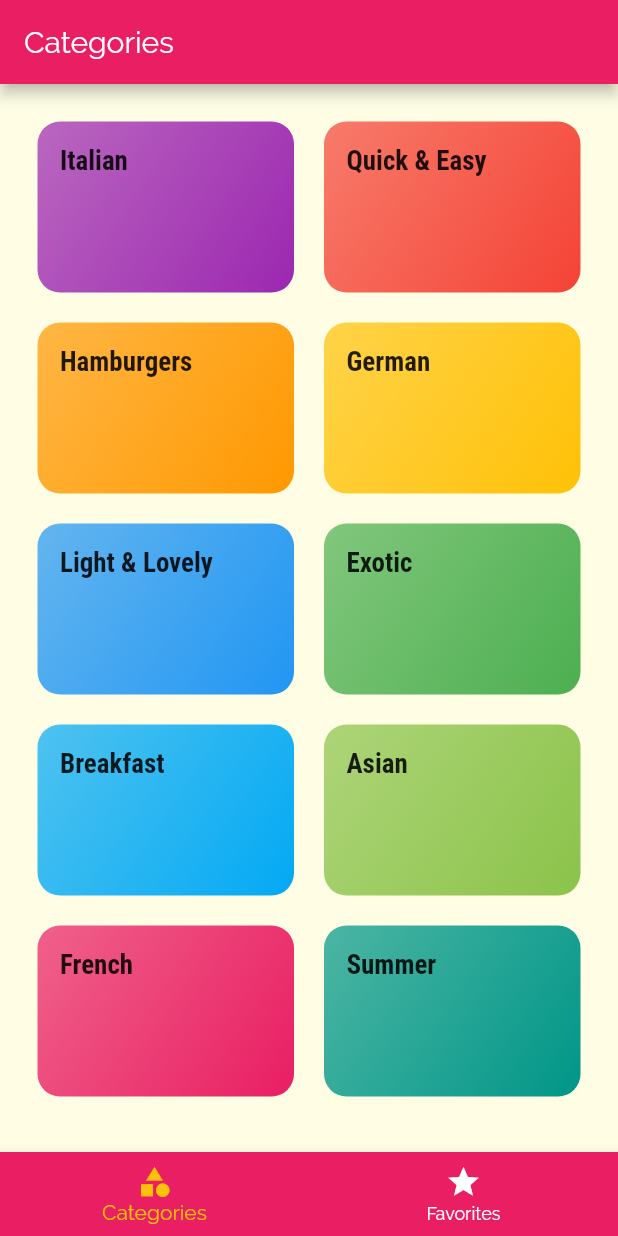
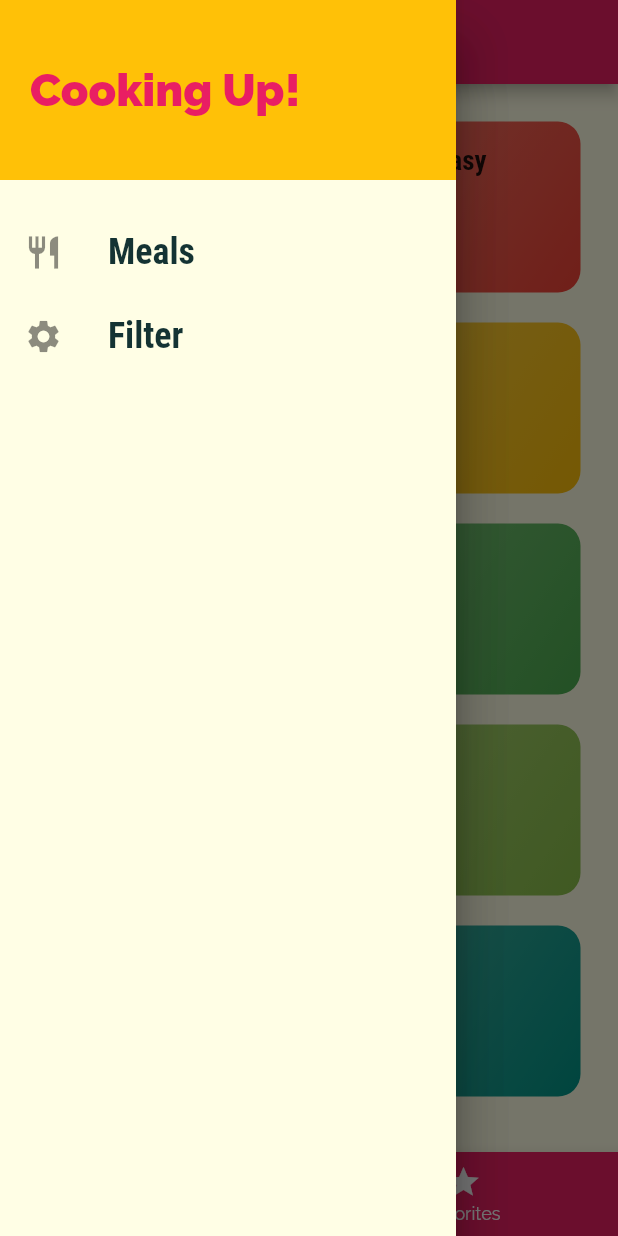
Before and after one commit to ntta/meals-app-flutter, a Flutter app: the screen it shows after launch, with the side drawer open (before the commit the screen has no drawer), on a phone screen of 412 x 824 dp. Run offline on Flutter 3.47's test engine with Material 2 defaults, Android fonts, the phone set to English and light mode, and no system bars.

Commit message:
Add simple drawer

```diff
--- a/lib/screens/tabs_screen.dart
+++ b/lib/screens/tabs_screen.dart
@@ -1,6 +1,7 @@
 import 'package:flutter/material.dart';
 import './categories_screen.dart';
 import './favorites_screen.dart';
+import '../widgets/main_drawer.dart';
 
 class TabsScreen extends StatefulWidget {
   @override
@@ -33,6 +34,9 @@ class _TabsScreenState extends State<TabsScreen> {
       appBar: AppBar(
         title: Text(_pages[_selectedPageIndex]['title']),
       ),
+      drawer: Drawer(
+        child: MainDrawer(),
+      ),
       body: _pages[_selectedPageIndex]['page'],
       bottomNavigationBar: BottomNavigationBar(
         onTap: _selectPage,
--- /dev/null
+++ b/lib/widgets/main_drawer.dart
@@ -0,0 +1,51 @@
+import 'package:flutter/material.dart';
+
+class MainDrawer extends StatelessWidget {
+  Widget buildListTile(String title, IconData icon) {
+    return ListTile(
+      leading: Icon(
+        icon,
+        size: 26,
+      ),
+      title: Text(
+        title,
+        style: TextStyle(
+          fontFamily: 'RobotoCondensed',
+          fontSize: 24,
+          fontWeight: FontWeight.bold,
+        ),
+      ),
+      onTap: () {},
+    );
+  }
+
+  @override
+  Widget build(BuildContext context) {
+    return Drawer(
+      child: Column(
+        children: <Widget>[
+          Container(
+            height: 120,
+            width: double.infinity,
+            padding: const EdgeInsets.all(20),
+            alignment: Alignment.centerLeft,
+            color: Theme.of(context).accentColor,
+            child: Text(
+              'Cooking Up!',
+              style: TextStyle(
+                fontWeight: FontWeight.w900,
+                fontSize: 30,
+                color: Theme.of(context).primaryColor,
+              ),
+            ),
+          ),
+          SizedBox(
+            height: 20,
+          ),
+          buildListTile('Meals', Icons.restaurant),
+          buildListTile('Filter', Icons.settings),
+        ],
+      ),
+    );
+  }
+}
```
